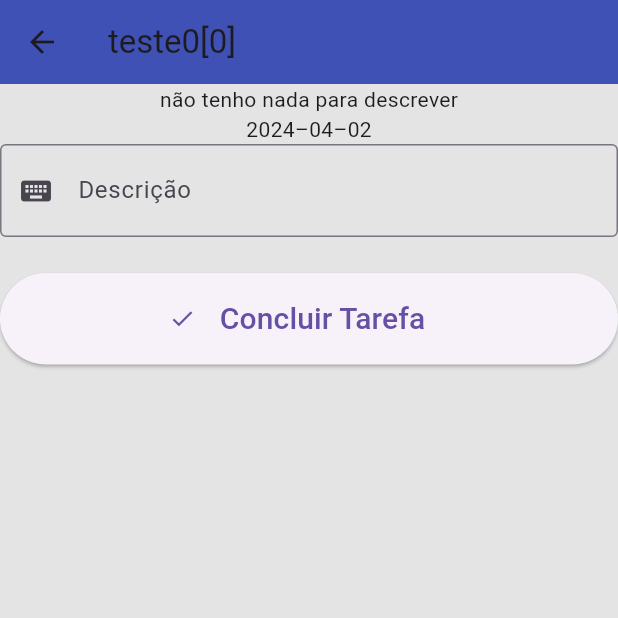
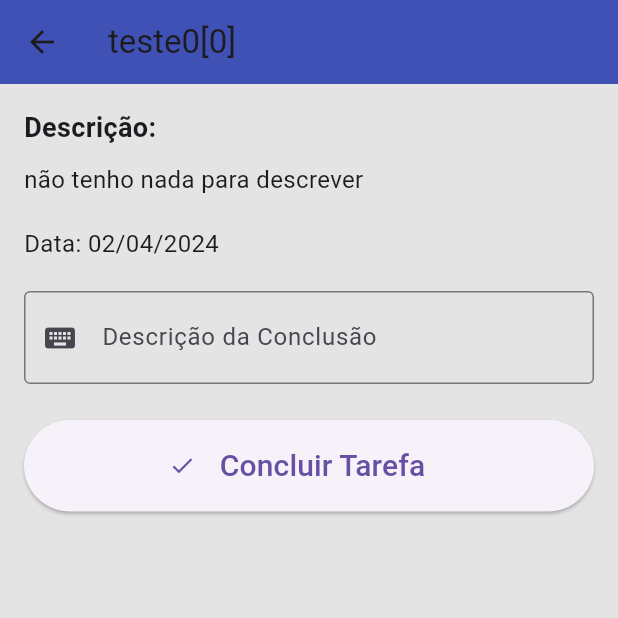
Before and after one commit to lucasmoraesb/projeto-dispositivos-moveis, a Flutter app: the screen it shows after launch, after a tap on an icon or button, on a phone screen of 412 x 824 dp, the top half of it. Run offline on Flutter 3.47's test engine with Material 3 defaults, Android fonts, the phone set to English and light mode, and no system bars.

Commit message:
Modificação no model de tarefa, data, descrição, e na UI - Entrega 1

```diff
--- a/lib/models/tarefa.dart
+++ b/lib/models/tarefa.dart
@@ -1,14 +1,13 @@
+import 'package:flutter/material.dart';
+
 class Tarefa {
   String nome;
-  String icone;
-  String data; // formato esperado "ano-mês-dia" ""1984–04–02"
+  DateTime data;
   String descricao;
-  String status =
-      'Não iniciado'; // !!!!!!!! ALTERAR DEPOIS (DEIXAR DINAMICO)!!!!!!!!!!!!!!!
+  String status = 'Não iniciado';
 
   Tarefa({
     required this.nome,
-    required this.icone,
     required this.data,
     required this.descricao,
   });
--- a/lib/pages/tarefas_descricao_page.dart
+++ b/lib/pages/tarefas_descricao_page.dart
@@ -1,5 +1,6 @@
 import 'package:flutter/material.dart';
 import '../models/tarefa.dart';
+import 'package:intl/intl.dart';
 
 class TarefasDescricaoPage extends StatefulWidget {
   final Tarefa tarefa;
@@ -13,16 +14,23 @@ class TarefasDescricaoPage extends StatefulWidget {
 class _TarefasDescricaoPageState extends State<TarefasDescricaoPage> {
   final _form = GlobalKey<FormState>();
   final _valorDescricao = TextEditingController();
-  //final _valorData = TextEditingController();
 
   concluirTarefa() {
     if (_form.currentState!.validate()) {
-      // Mudar status para completo
-
+      setState(() {
+        widget.tarefa.status = 'Concluído';
+        widget.tarefa.descricao = _valorDescricao.text;
+      });
       Navigator.pop(context);
       ScaffoldMessenger.of(context).showSnackBar(
           SnackBar(content: Text('Tarefa completada com sucesso')));
     }
+  }
+
+  @override
+  void initState() {
+    super.initState();
+    // Não inicializamos o campo de texto com a descrição da tarefa
   }
 
   @override
@@ -31,10 +39,26 @@ class _TarefasDescricaoPageState extends State<TarefasDescricaoPage> {
       appBar: AppBar(
         title: Text(widget.tarefa.nome),
       ),
-      body: Column(
+      body: Padding(
+        padding: const EdgeInsets.all(16.0),
+        child: Column(
+          crossAxisAlignment: CrossAxisAlignment.start,
           children: [
-          Text(widget.tarefa.descricao),
-          Text(widget.tarefa.data),
+            Text(
+              'Descrição:',
+              style: TextStyle(fontSize: 18, fontWeight: FontWeight.bold),
+            ),
+            SizedBox(height: 10),
+            Text(
+              widget.tarefa.descricao,
+              style: TextStyle(fontSize: 16),
+            ),
+            SizedBox(height: 20),
+            Text(
+              'Data: ${DateFormat('dd/MM/yyyy').format(widget.tarefa.data)}',
+              style: TextStyle(fontSize: 16),
+            ),
+            SizedBox(height: 20),
             Form(
               key: _form,
               child: TextFormField(
@@ -42,43 +66,19 @@ class _TarefasDescricaoPageState extends State<TarefasDescricaoPage> {
                 style: const TextStyle(fontSize: 20),
                 decoration: const InputDecoration(
                   border: OutlineInputBorder(),
-                labelText: 'Descrição',
+                  labelText: 'Descrição da Conclusão',
                   prefixIcon: Icon(Icons.keyboard),
-                suffix: Text(
-                  'sufixo',
-                  style: TextStyle(fontSize: 15),
-                ),
                 ),
                 keyboardType: TextInputType.text,
                 validator: (value) {
                   if (value!.isEmpty) {
-                  return 'forme o Texto ##TESTE##';
+                    return 'Por favor, insira a descrição para concluir a tarefa';
                   } else {
                     return null;
                   }
                 },
               ),
             ),
-          /*Form(
-            key: _form,
-            child: TextFormField(
-              controller: _valorData,
-              style: const TextStyle(fontSize: 20),
-              decoration: const InputDecoration(
-                border: OutlineInputBorder(),
-                labelText: 'Descrição',
-                prefixIcon: Icon(Icons.keyboard),
-                suffix: Text(
-                  'sufixo',
-                  style: TextStyle(fontSize: 15),
-                ),
-              ),
-              keyboardType: TextInputType.datetime,
-              inputFormatters: [
-                FilteringTextInputFormatter.digitsOnly,
-              ],
-            ),
-          ),*/ // Insercao somente de numeros
             Container(
               alignment: Alignment.bottomCenter,
               margin: EdgeInsets.only(top: 24),
@@ -101,6 +101,7 @@ class _TarefasDescricaoPageState extends State<TarefasDescricaoPage> {
             ),
           ],
         ),
+      ),
     );
   }
 }
--- a/lib/pages/tarefas_page.dart
+++ b/lib/pages/tarefas_page.dart
@@ -1,4 +1,5 @@
 import 'package:flutter/material.dart';
+import 'package:intl/intl.dart';
 import 'package:provider/provider.dart';
 import '../repositories/tarefas_favoritas_repository.dart';
 import '../models/tarefa.dart';
@@ -20,7 +21,7 @@ class _TarefasPageState extends State<TarefasPage> {
     if (selecionadas.isEmpty) {
       return AppBar(
         centerTitle: true,
-        title: const Text('AppBar_0'),
+        title: const Text('Minhas tarefas'),
         actions: [
           IconButton(
             onPressed: () => {}, // Precisa Implementar
@@ -31,7 +32,7 @@ class _TarefasPageState extends State<TarefasPage> {
           ),
         ],
         elevation: 2,
-        backgroundColor: const Color(0xcaf4e733),
+        backgroundColor: Colors.blue.shade900,
       );
     } else {
       return AppBar(
@@ -59,7 +60,6 @@ class _TarefasPageState extends State<TarefasPage> {
             },
             icon: const Icon(
               Icons.star,
-              color: Colors.yellow,
               size: 25,
             ),
           ),
@@ -114,27 +114,29 @@ class _TarefasPageState extends State<TarefasPage> {
                 ? const CircleAvatar(
                     child: Icon(Icons.check),
                   )
-                : SizedBox(
-                    width: 25,
-                    height: 25,
-                    child: Image.asset(
-                      tabela[tarefa].icone,
+                : CircleAvatar(
+                    child: Icon(
+                      tabela[tarefa].status == 'Concluído'
+                          ? Icons.check_circle
+                          : Icons.circle,
                     ),
                   ),
             title: Row(
               children: [
-                Text(
-                  tabela[tarefa].nome,
-                  style: const TextStyle(
-                    fontSize: 25,
+                Expanded(
+                  child: Text(
+                    tabela[tarefa].nome,
+                    style: const TextStyle(
+                      fontSize: 25,
+                    ),
                   ),
                 ),
                 if (favoritas.lista.contains(tabela[tarefa]))
-                  Icon(Icons.circle, color: Colors.amber, size: 8),
+                  Icon(Icons.star, color: Colors.amber, size: 25),
               ],
             ),
             trailing: Text(
-              tabela[tarefa].data,
+              DateFormat('dd/MM/yyyy').format(tabela[tarefa].data),
               style: const TextStyle(
                 fontSize: 15,
               ),
@@ -166,6 +168,7 @@ class _TarefasPageState extends State<TarefasPage> {
       floatingActionButton: Align(
         alignment: Alignment.bottomCenter,
         child: FloatingActionButton(
+          backgroundColor: Colors.blue.shade900,
           onPressed: () {
             Navigator.push(
               context,
--- a/lib/repositories/tarefas_repository.dart
+++ b/lib/repositories/tarefas_repository.dart
@@ -5,20 +5,17 @@ class TarefasRepository {
   static List<Tarefa> tabela = [
     Tarefa(
       nome: 'teste0[0]',
-      icone: 'images/symbol_ok.png',
-      data: '2024–04–02',
+      data: DateTime.parse('2024-04-02'),
       descricao: 'não tenho nada para descrever',
     ),
     Tarefa(
       nome: 'teste2[1]',
-      icone: 'images/symbol_ok.png',
-      data: '1999-07-03',
+      data: DateTime.parse('1999-07-03'),
       descricao: 'as vezes yes as vezes no',
     ),
     Tarefa(
       nome: 'teste1[2]',
-      icone: 'images/symbol_ok.png',
-      data: '2025-10-03',
+      data: DateTime.parse('2025-10-03'),
       descricao: 'talvez eu tenha algo para descrever',
     ),
   ];
--- a/pubspec.yaml
+++ b/pubspec.yaml
@@ -30,6 +30,9 @@ environment:
 dependencies:
   flutter:
     sdk: flutter
+  flutter_localizations:
+    sdk: flutter
+  intl: ^0.17.0
   provider: ^5.0.0
 
   # The following adds the Cupertino Icons font to your application.
```
Also changed, not shown: lib/pages/NovaTarefaPage.dart (+34 -25 lines), lib/widgets/tarefa_card.dart (+4 -13 lines), pubspec.lock. Lines whose indentation alone changed are shown as unchanged.
